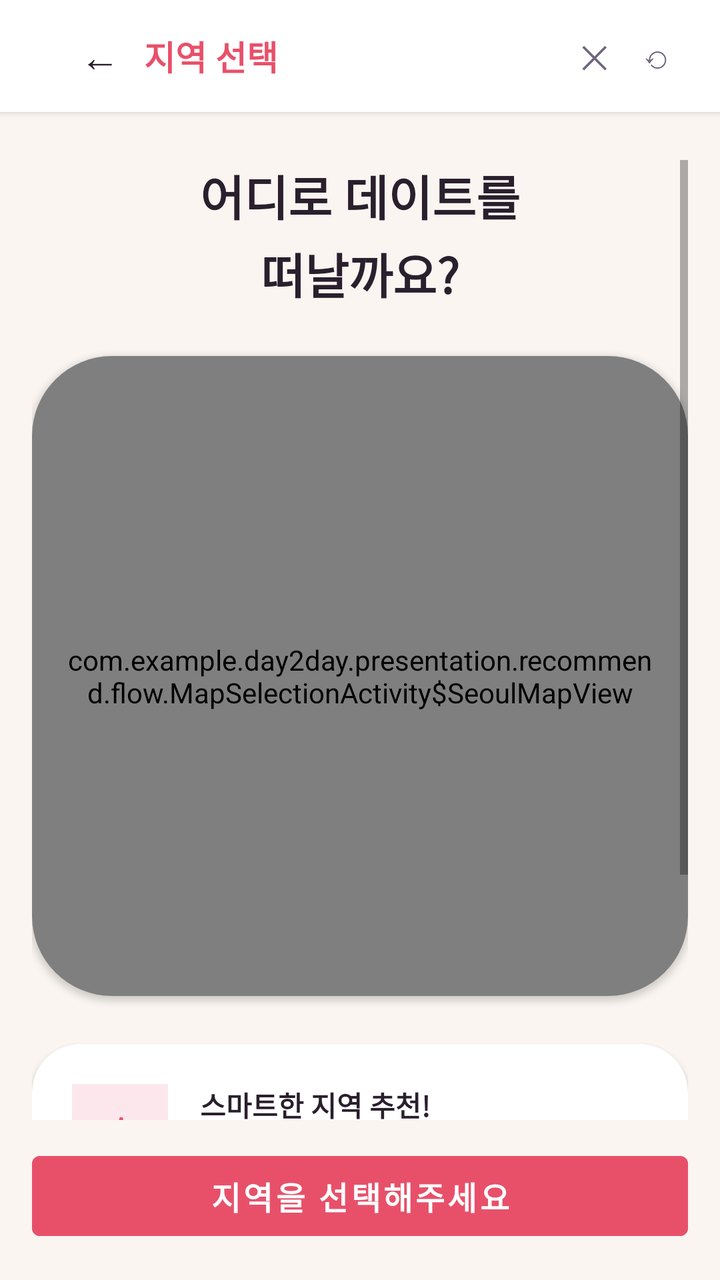
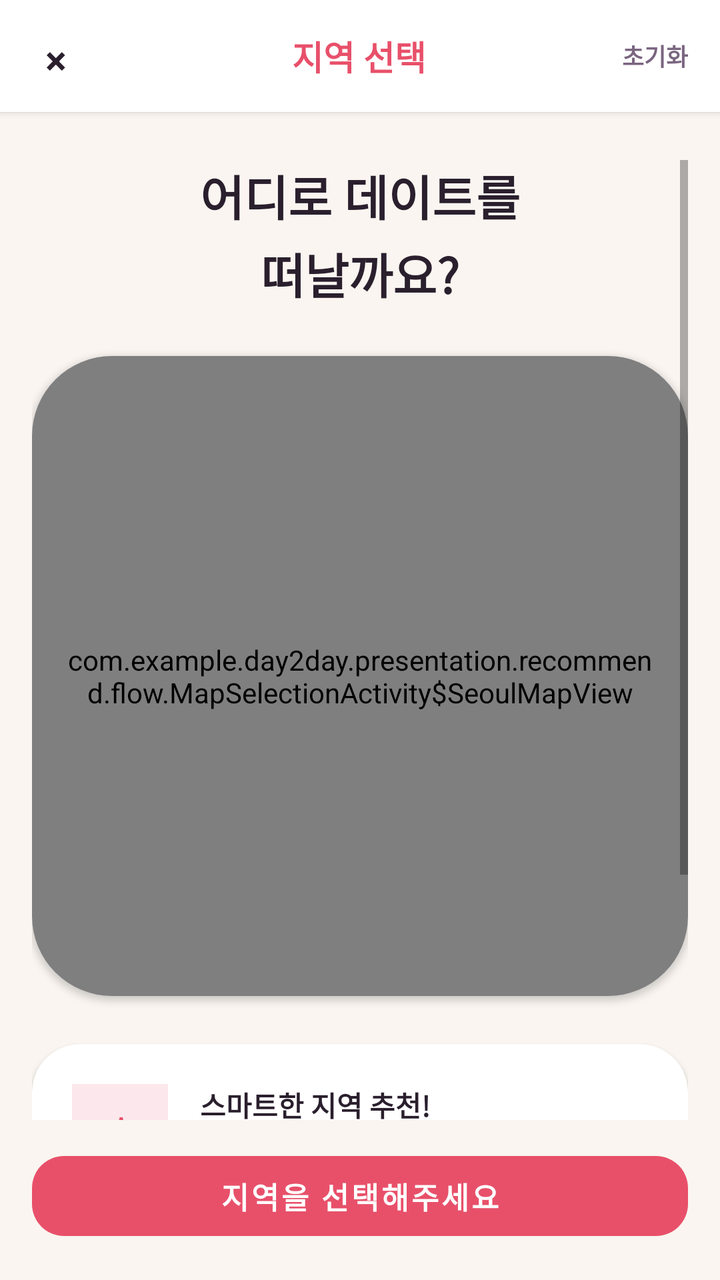

The first picture is an Android layout as it rendered before a commit; the second is the same layout after the commit. The layout source and the unified diff follow.
<!-- AndroidManifest.xml: activity theme Theme.Day2day.NoActionBar -->
<!-- res/layout/activity_map_selection.xml -->
<?xml version="1.0" encoding="utf-8"?>
<androidx.constraintlayout.widget.ConstraintLayout xmlns:android="http://schemas.android.com/apk/res/android"
    xmlns:app="http://schemas.android.com/apk/res-auto"
    android:id="@+id/root"
    android:layout_width="match_parent"
    android:layout_height="match_parent"
    android:background="#FFFAF5F0"
    android:fitsSystemWindows="true">

    <androidx.appcompat.widget.Toolbar
        android:id="@+id/toolbar"
        android:layout_width="0dp"
        android:layout_height="56dp"
        android:background="@android:color/white"
        android:elevation="2dp"
        app:layout_constraintEnd_toEndOf="parent"
        app:layout_constraintStart_toStartOf="parent"
        app:layout_constraintTop_toTopOf="parent"
        app:contentInsetStartWithNavigation="0dp"
        app:popupTheme="@style/ThemeOverlay.MaterialComponents.Light"
        app:title="">

        <LinearLayout
            android:layout_width="match_parent"
            android:layout_height="match_parent"
            android:gravity="center_vertical"
            android:orientation="horizontal"
            android:paddingStart="16dp"
            android:paddingEnd="16dp">

            <TextView
                android:id="@+id/tv_back"
                android:layout_width="wrap_content"
                android:layout_height="wrap_content"
                android:padding="8dp"
                android:text="←"
                android:textColor="#FF2A1F2D"
                android:textSize="20sp" />

            <TextView
                android:id="@+id/tv_toolbar_title"
                android:layout_width="wrap_content"
                android:layout_height="wrap_content"
                android:layout_marginStart="4dp"
                android:text="지역 선택"
                android:textColor="#FFE8506A"
                android:textSize="17sp"
                android:textStyle="bold" />

            <View
                android:layout_width="0dp"
                android:layout_height="0dp"
                android:layout_weight="1" />

            <TextView
                android:id="@+id/tv_close"
                android:layout_width="wrap_content"
                android:layout_height="wrap_content"
                android:padding="8dp"
                android:text="✕"
                android:textColor="#FF706580"
                android:textSize="16sp" />

            <TextView
                android:id="@+id/tv_reset"
                android:layout_width="wrap_content"
                android:layout_height="wrap_content"
                android:padding="8dp"
                android:text="⟲"
                android:textColor="#FF706580"
                android:textSize="16sp" />

        </LinearLayout>
    </androidx.appcompat.widget.Toolbar>

    <ScrollView
        android:id="@+id/scroll"
        android:layout_width="0dp"
        android:layout_height="0dp"
        android:clipToPadding="false"
        android:fillViewport="true"
        android:paddingStart="16dp"
        android:paddingTop="24dp"
        android:paddingEnd="16dp"
        android:paddingBottom="24dp"
        app:layout_constraintBottom_toTopOf="@id/bottom_bar"
        app:layout_constraintEnd_toEndOf="parent"
        app:layout_constraintStart_toStartOf="parent"
        app:layout_constraintTop_toBottomOf="@id/toolbar">

        <LinearLayout
            android:layout_width="match_parent"
            android:layout_height="wrap_content"
            android:orientation="vertical">

            <TextView
                android:id="@+id/tv_title"
                android:layout_width="match_parent"
                android:layout_height="wrap_content"
                android:gravity="center"
                android:lineSpacingExtra="4dp"
                android:text="어디로 데이트를\n떠날까요?"
                android:textColor="#FF2A1F2D"
                android:textSize="24sp"
                android:textStyle="bold" />

            <Space
                android:layout_width="match_parent"
                android:layout_height="24dp" />

            
            <androidx.cardview.widget.CardView
                android:id="@+id/card_map"
                android:layout_width="match_parent"
                android:layout_height="320dp"
                android:layout_marginBottom="16dp"
                app:cardBackgroundColor="@android:color/white"
                app:cardCornerRadius="40dp"
                app:cardElevation="2dp">

                <view
                    android:id="@+id/seoul_map"
                    class="com.example.day2day.presentation.recommend.flow.MapSelectionActivity$SeoulMapView"
                    android:layout_width="match_parent"
                    android:layout_height="match_parent"
                    android:padding="16dp" />
            </androidx.cardview.widget.CardView>

            <androidx.cardview.widget.CardView
                android:id="@+id/card_info"
                android:layout_width="match_parent"
                android:layout_height="wrap_content"
                android:layout_marginTop="8dp"
                app:cardBackgroundColor="@android:color/white"
                app:cardCornerRadius="24dp"
                app:cardElevation="2dp">

                <LinearLayout
                    android:layout_width="match_parent"
                    android:layout_height="wrap_content"
                    android:orientation="horizontal"
                    android:padding="20dp">

                    <FrameLayout
                        android:layout_width="48dp"
                        android:layout_height="48dp"
                        android:background="#FFFCE8EC">

                        <TextView
                            android:layout_width="match_parent"
                            android:layout_height="match_parent"
                            android:gravity="center"
                            android:text="✦"
                            android:textColor="#FFE8506A"
                            android:textSize="22sp"
                            android:textStyle="bold" />
                    </FrameLayout>

                    <LinearLayout
                        android:layout_width="0dp"
                        android:layout_height="wrap_content"
                        android:layout_marginStart="16dp"
                        android:layout_weight="1"
                        android:orientation="vertical">

                        <TextView
                            android:id="@+id/tv_info_title"
                            android:layout_width="wrap_content"
                            android:layout_height="wrap_content"
                            android:text="스마트한 지역 추천!"
                            android:textColor="#FF2A1F2D"
                            android:textSize="14sp"
                            android:textStyle="bold" />

                        <TextView
                            android:id="@+id/tv_info_body"
                            android:layout_width="wrap_content"
                            android:layout_height="wrap_content"
                            android:layout_marginTop="6dp"
                            android:lineSpacingExtra="2dp"
                            android:text="선택하신 지역의 실시간 핫플레이스를 분석하여\n당신만을 위한 완벽한 코스를 만들어 드립니다."
                            android:textColor="#FF706580"
                            android:textSize="12sp" />
                    </LinearLayout>
                </LinearLayout>
            </androidx.cardview.widget.CardView>

            <LinearLayout
                android:layout_width="match_parent"
                android:layout_height="wrap_content"
                android:layout_marginTop="16dp"
                android:gravity="center"
                android:orientation="horizontal">

                <TextView
                    android:layout_width="wrap_content"
                    android:layout_height="wrap_content"
                    android:text="현재 선택: "
                    android:textColor="#FFB09AB8"
                    android:textSize="13sp" />

                <TextView
                    android:id="@+id/tv_selected_name"
                    android:layout_width="wrap_content"
                    android:layout_height="wrap_content"
                    android:text="-"
                    android:textColor="#FFE8506A"
                    android:textSize="13sp"
                    android:textStyle="bold" />
            </LinearLayout>

        </LinearLayout>
    </ScrollView>

    <LinearLayout
        android:id="@+id/bottom_bar"
        android:layout_width="0dp"
        android:layout_height="wrap_content"
        android:background="#FFFAF5F0"
        android:paddingStart="16dp"
        android:paddingTop="12dp"
        android:paddingEnd="16dp"
        android:paddingBottom="16dp"
        app:layout_constraintBottom_toBottomOf="parent"
        app:layout_constraintEnd_toEndOf="parent"
        app:layout_constraintStart_toStartOf="parent">

        <Button
            android:id="@+id/btn_map_selection_confirm"
            android:layout_width="match_parent"
            android:layout_height="52dp"
            android:backgroundTint="#FFE8506A"
            android:enabled="false"
            android:text="지역을 선택해주세요"
            android:textColor="@android:color/white"
            android:textSize="16sp"
            android:textStyle="bold" />
    </LinearLayout>

</androidx.constraintlayout.widget.ConstraintLayout>
<!-- resources referenced by this layout -->
<resources>
  <style name="Theme.Day2day.NoActionBar" parent="Theme.MaterialComponents.DayNight.NoActionBar">
          <item name="colorPrimary">@color/pink_primary</item>
          <item name="colorPrimaryVariant">@color/pink_dark</item>
          <item name="colorOnPrimary">@color/white</item>
          <item name="android:statusBarColor">?attr/colorPrimaryVariant</item>
          <item name="android:windowAnimationStyle">@style/AnimationDay2dayNoAnimation</item>
      </style>
  <color name="pink_primary">#FFFFB6D9</color>
  <color name="pink_dark">#FFFF99CC</color>
  <color name="white">#FFFFFFFF</color>
  <style name="AnimationDay2dayNoAnimation">
          <item name="android:activityOpenEnterAnimation">@anim/no_animation</item>
          <item name="android:activityOpenExitAnimation">@anim/no_animation</item>
          <item name="android:activityCloseEnterAnimation">@anim/no_animation</item>
          <item name="android:activityCloseExitAnimation">@anim/no_animation</item>
      </style>
</resources>

<!-- the commit's change to res/layout/activity_map_selection.xml (unified diff, before → after) -->
@@ -7,71 +7,58 @@
     android:background="#FFFAF5F0"
     android:fitsSystemWindows="true">
 
-    <androidx.appcompat.widget.Toolbar
+    <LinearLayout
         android:id="@+id/toolbar"
         android:layout_width="0dp"
         android:layout_height="56dp"
         android:background="@android:color/white"
         android:elevation="2dp"
+        android:gravity="center_vertical"
+        android:orientation="horizontal"
+        android:paddingStart="16dp"
+        android:paddingEnd="16dp"
         app:layout_constraintEnd_toEndOf="parent"
         app:layout_constraintStart_toStartOf="parent"
-        app:layout_constraintTop_toTopOf="parent"
-        app:contentInsetStartWithNavigation="0dp"
-        app:popupTheme="@style/ThemeOverlay.MaterialComponents.Light"
-        app:title="">
-
-        <LinearLayout
-            android:layout_width="match_parent"
-            android:layout_height="match_parent"
-            android:gravity="center_vertical"
-            android:orientation="horizontal"
-            android:paddingStart="16dp"
-            android:paddingEnd="16dp">
-
-            <TextView
-                android:id="@+id/tv_back"
-                android:layout_width="wrap_content"
-                android:layout_height="wrap_content"
-                android:padding="8dp"
-                android:text="←"
-                android:textColor="#FF2A1F2D"
-                android:textSize="20sp" />
-
-            <TextView
-                android:id="@+id/tv_toolbar_title"
-                android:layout_width="wrap_content"
-                android:layout_height="wrap_content"
-                android:layout_marginStart="4dp"
-                android:text="지역 선택"
-                android:textColor="#FFE8506A"
-                android:textSize="17sp"
-                android:textStyle="bold" />
-
-            <View
-                android:layout_width="0dp"
-                android:layout_height="0dp"
-                android:layout_weight="1" />
-
-            <TextView
-                android:id="@+id/tv_close"
-                android:layout_width="wrap_content"
-                android:layout_height="wrap_content"
-                android:padding="8dp"
-                android:text="✕"
-                android:textColor="#FF706580"
-                android:textSize="16sp" />
-
-            <TextView
-                android:id="@+id/tv_reset"
-                android:layout_width="wrap_content"
-                android:layout_height="wrap_content"
-                android:padding="8dp"
-                android:text="⟲"
-                android:textColor="#FF706580"
-                android:textSize="16sp" />
-
-        </LinearLayout>
-    </androidx.appcompat.widget.Toolbar>
+        app:layout_constraintTop_toTopOf="parent">
+
+        <TextView
+            android:id="@+id/tv_back"
+            android:layout_width="24dp"
+            android:layout_height="24dp"
+            android:gravity="center"
+            android:text="×"
+            android:textColor="@color/text_dark"
+            android:textSize="20sp"
+            android:textStyle="bold" />
+
+        <TextView
+            android:id="@+id/tv_toolbar_title"
+            android:layout_width="0dp"
+            android:layout_height="wrap_content"
+            android:layout_marginStart="8dp"
+            android:layout_weight="1"
+            android:gravity="center"
+            android:text="지역 선택"
+            android:textColor="@color/rose"
+            android:textSize="17sp"
+            android:textStyle="bold" />
+
+        <TextView
+            android:id="@+id/tv_reset"
+            android:layout_width="wrap_content"
+            android:layout_height="wrap_content"
+            android:text="초기화"
+            android:textColor="@color/text_medium"
+            android:textSize="12sp"
+            android:textStyle="bold" />
+
+        <TextView
+            android:id="@+id/tv_close"
+            android:layout_width="0dp"
+            android:layout_height="0dp"
+            android:text="×"
+            android:visibility="gone" />
+    </LinearLayout>
 
     <ScrollView
         android:id="@+id/scroll"
@@ -225,16 +212,17 @@
         app:layout_constraintEnd_toEndOf="parent"
         app:layout_constraintStart_toStartOf="parent">
 
-        <Button
+        <com.google.android.material.button.MaterialButton
             android:id="@+id/btn_map_selection_confirm"
             android:layout_width="match_parent"
             android:layout_height="52dp"
-            android:backgroundTint="#FFE8506A"
+            app:backgroundTint="@color/rose"
             android:enabled="false"
             android:text="지역을 선택해주세요"
             android:textColor="@android:color/white"
-            android:textSize="16sp"
-            android:textStyle="bold" />
+            android:textSize="15sp"
+            android:textStyle="bold"
+            app:cornerRadius="16dp" />
     </LinearLayout>
 
 </androidx.constraintlayout.widget.ConstraintLayout>
<!-- resource entries referenced after the edit -->
@@ -1,5 +1,8 @@
 <!-- resources referenced by this layout -->
 <resources>
+  <color name="rose">#e8506a</color>
+  <color name="text_dark">#2a1f2d</color>
+  <color name="text_medium">#7a6580</color>
   <style name="Theme.Day2day.NoActionBar" parent="Theme.MaterialComponents.DayNight.NoActionBar">
           <item name="colorPrimary">@color/pink_primary</item>
           <item name="colorPrimaryVariant">@color/pink_dark</item>
